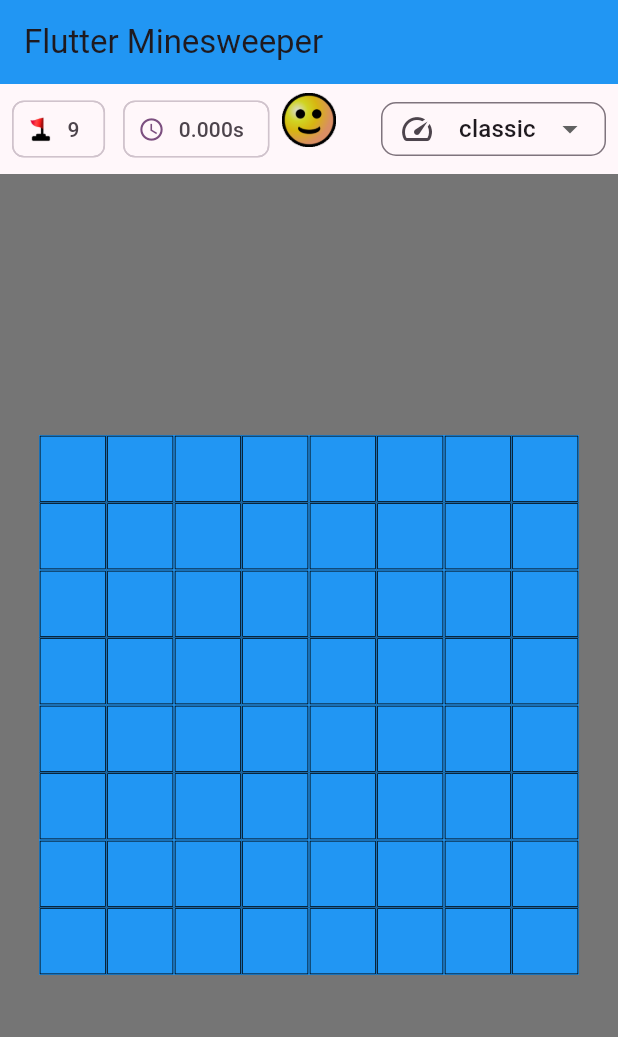
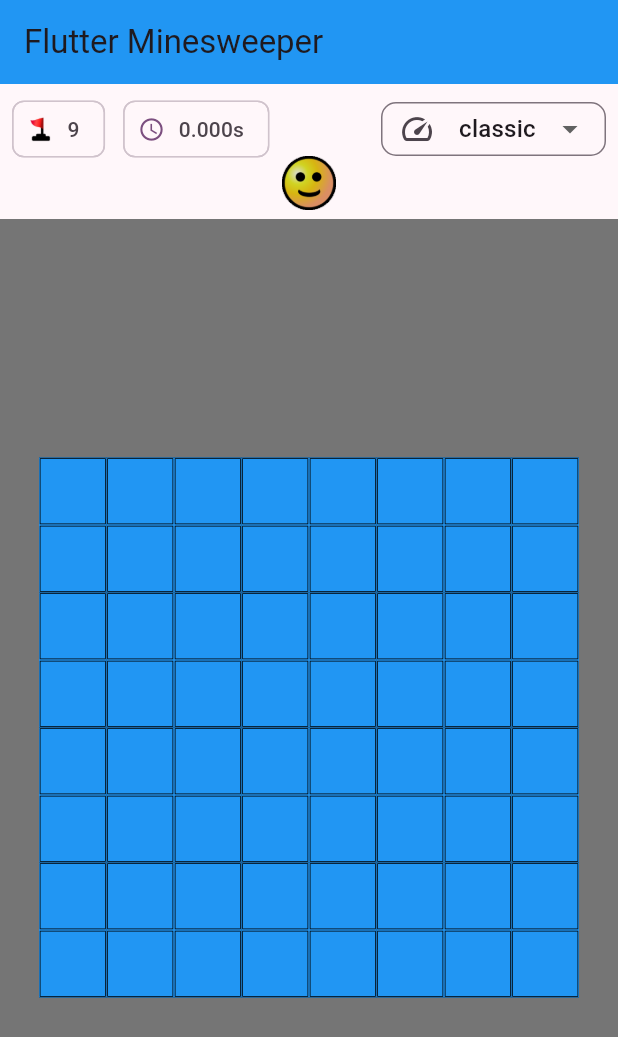
Before and after one commit to david-sds/flutter_minesweeper, a Flutter app: the screen it shows after launch, on a phone screen of 412 x 824 dp. Shown: the top 1037 px of the screen. Run offline on Flutter 3.47's test engine with Material 3 defaults, Android fonts, the light colour scheme and no system bars; our stand-ins replace flutter_mobx, go_router, mobx; missing offline and left inert: universal_html; generated files the repository leaves out were written again.

Commit message:
fix face and time overlaping

```diff
--- a/lib/components/minesweeper/minesweeper.dart
+++ b/lib/components/minesweeper/minesweeper.dart
@@ -115,19 +115,24 @@ class _MinesweeperState extends State<Minesweeper> {
     final isHorizontalView =
         MediaQuery.sizeOf(context).width > MediaQuery.sizeOf(context).height;
 
+    final paddingTopFace = MediaQuery.sizeOf(context).width < 450 ? 42.0 : 0.0;
+
     return Column(
       mainAxisSize: MainAxisSize.max,
       children: [
         Observer(builder: (context) {
           return Stack(
             children: [
-              Center(
+              Padding(
+                padding: EdgeInsets.only(top: paddingTopFace),
+                child: Center(
                   child: Face(
                     state: ctrl.gameState,
                     onTap: () {
                       _cronometerController.reset();
                       ctrl.initBoard(ctrl.difficulty);
                     },
+                  ),
                 ),
               ),
               Padding(
```
Also changed, not shown: lib/components/minesweeper/minesweeper_controller.g.dart. Lines whose indentation alone changed are shown as unchanged.
